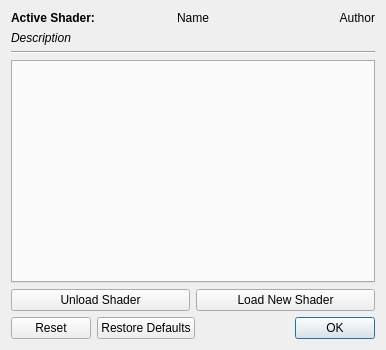
This is Libretro/mgba/src/platform/qt/ShaderSelector.ui in kiddreads/Avalon-copy2 as Qt 5 draws it before an edit. The edited form follows.
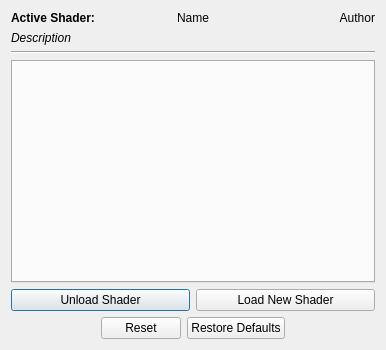
This is the edited form.

Commit message: Qt: Move shader settings into main settings window

Patch:
```diff
--- a/Libretro/mgba/src/platform/qt/ShaderSelector.ui
+++ b/Libretro/mgba/src/platform/qt/ShaderSelector.ui
@@ -81,32 +81,35 @@
     </widget>
    </item>
    <item>
-    <layout class="QHBoxLayout" name="horizontalLayout_2">
-     <item>
+    <layout class="QGridLayout" name="gridLayout">
+     <item row="0" column="0">
       <widget class="QPushButton" name="unload">
        <property name="text">
         <string>Unload Shader</string>
        </property>
       </widget>
      </item>
-     <item>
+     <item row="0" column="1">
       <widget class="QPushButton" name="load">
        <property name="text">
         <string>Load New Shader</string>
        </property>
       </widget>
      </item>
-    </layout>
-   </item>
-   <item>
+     <item row="1" column="0" colspan="2">
     <widget class="QDialogButtonBox" name="buttonBox">
      <property name="orientation">
       <enum>Qt::Horizontal</enum>
      </property>
      <property name="standardButtons">
-      <set>QDialogButtonBox::Ok|QDialogButtonBox::Reset|QDialogButtonBox::RestoreDefaults</set>
-     </property>
-    </widget>
+        <set>QDialogButtonBox::Reset|QDialogButtonBox::RestoreDefaults</set>
+       </property>
+       <property name="centerButtons">
+        <bool>true</bool>
+       </property>
+      </widget>
+     </item>
+    </layout>
    </item>
   </layout>
  </widget>
```
Lines whose indentation alone changed are shown as unchanged. The commit also changes 5 other files.
